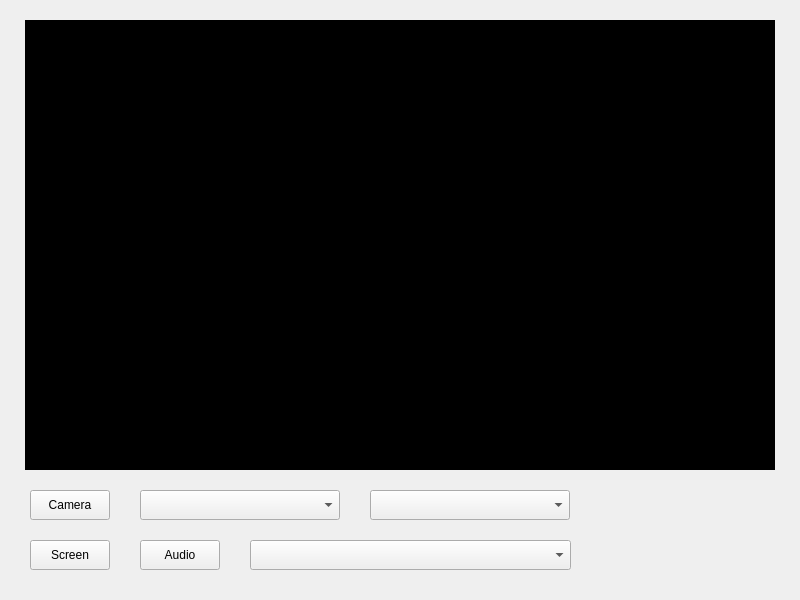
Before: the Qt Designer form src/UDPMulticast/mainwindow.ui in zty199/NetworkClassroom_LAN, drawn with Qt 5.
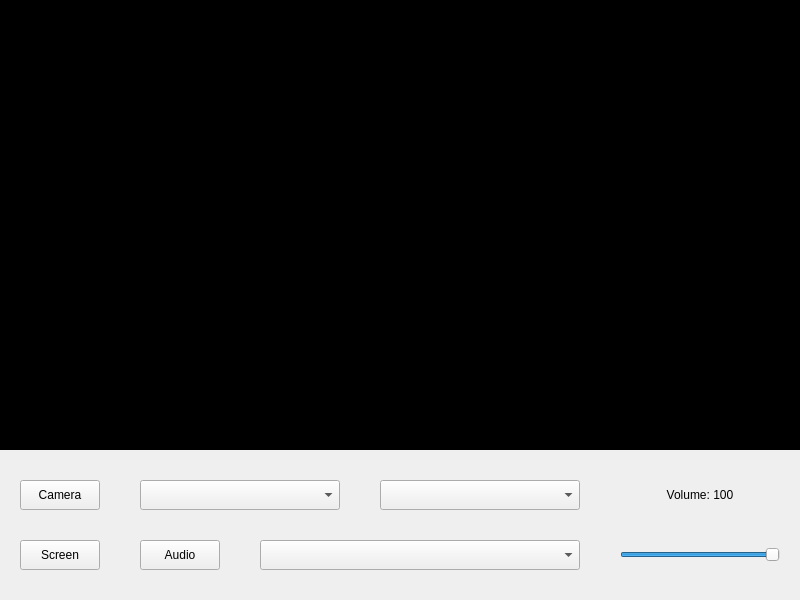
After: the same form once the commit is applied.

Commit message:
Support Volume Adjustment
Support Volume Adjustment

```diff
--- a/src/UDPMulticast/mainwindow.ui
+++ b/src/UDPMulticast/mainwindow.ui
@@ -38,9 +38,9 @@
    <widget class="QLabel" name="videoViewer">
     <property name="geometry">
      <rect>
-      <x>25</x>
-      <y>20</y>
-      <width>750</width>
+      <x>0</x>
+      <y>0</y>
+      <width>800</width>
       <height>450</height>
      </rect>
     </property>
@@ -66,8 +66,8 @@
    <widget class="QPushButton" name="btn_camera">
     <property name="geometry">
      <rect>
-      <x>30</x>
-      <y>490</y>
+      <x>20</x>
+      <y>480</y>
       <width>80</width>
       <height>30</height>
      </rect>
@@ -76,30 +76,10 @@
      <string>Camera</string>
     </property>
    </widget>
-   <widget class="QComboBox" name="cb_camera">
-    <property name="geometry">
-     <rect>
-      <x>140</x>
-      <y>490</y>
-      <width>200</width>
-      <height>30</height>
-     </rect>
-    </property>
-   </widget>
-   <widget class="QComboBox" name="cb_resolution">
-    <property name="geometry">
-     <rect>
-      <x>370</x>
-      <y>490</y>
-      <width>200</width>
-      <height>30</height>
-     </rect>
-    </property>
-   </widget>
    <widget class="QPushButton" name="btn_screen">
     <property name="geometry">
      <rect>
-      <x>30</x>
+      <x>20</x>
       <y>540</y>
       <width>80</width>
       <height>30</height>
@@ -109,6 +89,16 @@
      <string>Screen</string>
     </property>
    </widget>
+   <widget class="QComboBox" name="cb_camera">
+    <property name="geometry">
+     <rect>
+      <x>140</x>
+      <y>480</y>
+      <width>200</width>
+      <height>30</height>
+     </rect>
+    </property>
+   </widget>
    <widget class="QPushButton" name="btn_audio">
     <property name="geometry">
      <rect>
@@ -125,13 +115,64 @@
    <widget class="QComboBox" name="cb_device">
     <property name="geometry">
      <rect>
-      <x>250</x>
+      <x>260</x>
       <y>540</y>
-      <width>321</width>
+      <width>320</width>
       <height>30</height>
      </rect>
     </property>
    </widget>
+   <widget class="QComboBox" name="cb_resolution">
+    <property name="geometry">
+     <rect>
+      <x>380</x>
+      <y>480</y>
+      <width>200</width>
+      <height>30</height>
+     </rect>
+    </property>
+   </widget>
+   <widget class="QSlider" name="slider_volume">
+    <property name="geometry">
+     <rect>
+      <x>620</x>
+      <y>540</y>
+      <width>160</width>
+      <height>30</height>
+     </rect>
+    </property>
+    <property name="maximum">
+     <number>100</number>
+    </property>
+    <property name="pageStep">
+     <number>5</number>
+    </property>
+    <property name="value">
+     <number>100</number>
+    </property>
+    <property name="orientation">
+     <enum>Qt::Horizontal</enum>
+    </property>
+    <property name="tickPosition">
+     <enum>QSlider::NoTicks</enum>
+    </property>
+   </widget>
+   <widget class="QLabel" name="volume">
+    <property name="geometry">
+     <rect>
+      <x>640</x>
+      <y>480</y>
+      <width>120</width>
+      <height>30</height>
+     </rect>
+    </property>
+    <property name="text">
+     <string>Volume: 100</string>
+    </property>
+    <property name="alignment">
+     <set>Qt::AlignCenter</set>
+    </property>
+   </widget>
   </widget>
  </widget>
  <layoutdefault spacing="6" margin="11"/>
```
The commit also changes 5 other files.
